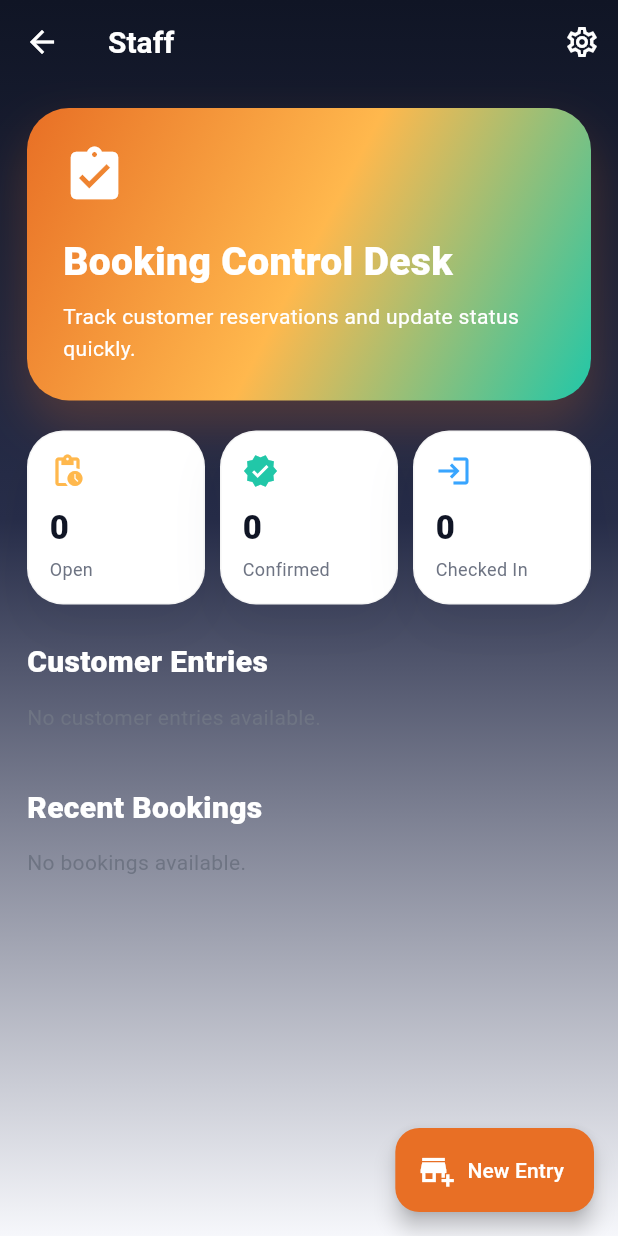
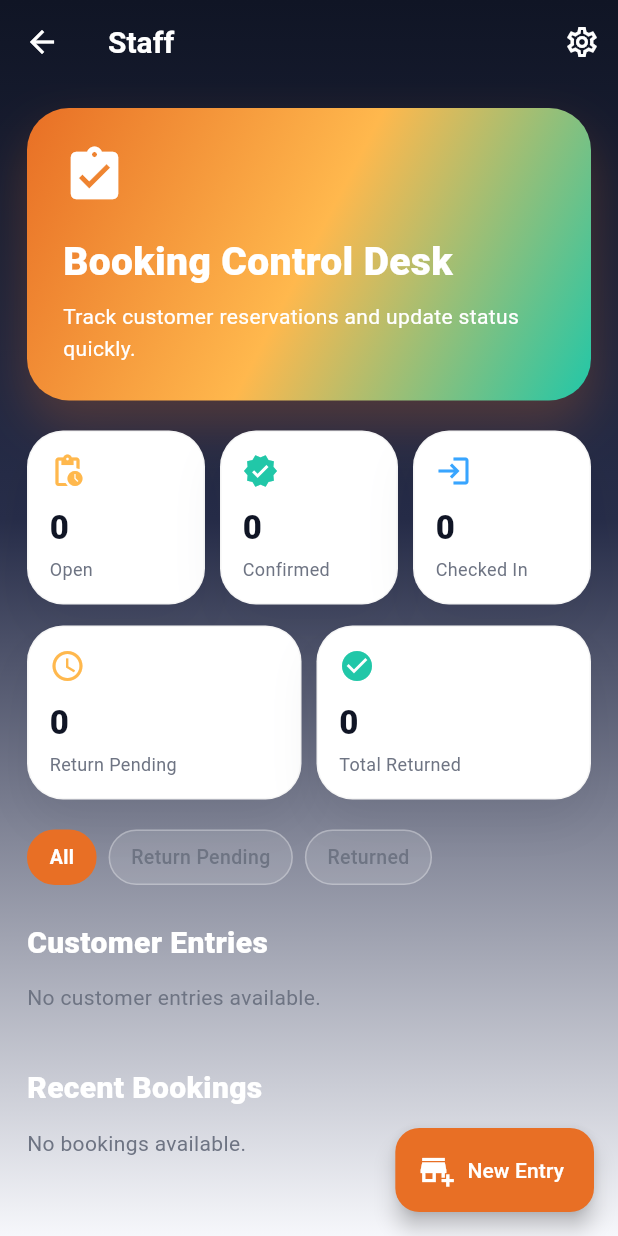
Before and after one commit to ChhabiJ02/Yatin-Bike-Rent, a Flutter app: the StaffDashboard screen opened directly, on a phone screen of 412 x 824 dp. Run offline on Flutter 3.47's test engine with Material 3 defaults, Android fonts, the phone set to English and light mode, and no system bars; our stand-ins replace cloud_firestore, firebase_auth, firebase_core, firebase_storage, flutter_image_compress, flutter_secure_storage and 4 more; accounts and stored records are empty.

Commit message:
feat: added return status summary cards and quick filters to dashboard
- Added Return Pending and Total Returned summary cards
- Added quick filter chips (All, Return Pending, Returned)
- Filters customer entries based on vehicle return status

Co-Authored-By: Claude Opus 4.6 <noreply@anthropic.com>

```diff
--- a/lib/staff/staff_dashboard.dart
+++ b/lib/staff/staff_dashboard.dart
@@ -19,6 +19,7 @@ class StaffDashboard extends StatefulWidget {
 
 class _StaffDashboardState extends State<StaffDashboard> {
   final _customersCollection = FirebaseFirestore.instance.collection('customers');
+  String _returnFilter = 'All';
 
   void _openEntryForm() {
     Navigator.push(context, MaterialPageRoute(builder: (_) => const ChallanEntryScreen()));
@@ -193,6 +194,75 @@ class _StaffDashboardState extends State<StaffDashboard> {
                   ),
                 ],
               ),
+              const SizedBox(height: 14),
+              Row(
+                children: [
+                  Expanded(
+                    child: Container(
+                      padding: const EdgeInsets.all(14),
+                      decoration: AppTheme.softCard(),
+                      child: StreamBuilder(
+                        stream: _customersCollection.snapshots(),
+                        builder: (context, snapshot) {
+                          final docs = snapshot.data?.docs ?? [];
+                          final pending = docs.where((d) {
+                            final handover = d.data()['vehicleHandover'] as Map<String, dynamic>?;
+                            return (handover?['returnStatus'] as String?) != 'Returned';
+                          }).length;
+                          return Column(
+                            crossAxisAlignment: CrossAxisAlignment.start,
+                            children: [
+                              const Icon(Icons.schedule, color: AppColors.amber, size: 24),
+                              const SizedBox(height: 10),
+                              Text('$pending', style: const TextStyle(fontSize: 22, fontWeight: FontWeight.w900, color: AppColors.ink)),
+                              const SizedBox(height: 4),
+                              const Text('Return Pending', style: TextStyle(color: AppColors.muted, fontSize: 12)),
+                            ],
+                          );
+                        },
+                      ),
+                    ),
+                  ),
+                  const SizedBox(width: 10),
+                  Expanded(
+                    child: Container(
+                      padding: const EdgeInsets.all(14),
+                      decoration: AppTheme.softCard(),
+                      child: StreamBuilder(
+                        stream: _customersCollection.snapshots(),
+                        builder: (context, snapshot) {
+                          final docs = snapshot.data?.docs ?? [];
+                          final now = DateTime.now();
+                          final returnedToday = docs.where((d) {
+                            final handover = d.data()['vehicleHandover'] as Map<String, dynamic>?;
+                            return (handover?['returnStatus'] as String?) == 'Returned';
+                          }).length;
+                          return Column(
+                            crossAxisAlignment: CrossAxisAlignment.start,
+                            children: [
+                              const Icon(Icons.check_circle, color: AppColors.mint, size: 24),
+                              const SizedBox(height: 10),
+                              Text('$returnedToday', style: const TextStyle(fontSize: 22, fontWeight: FontWeight.w900, color: AppColors.ink)),
+                              const SizedBox(height: 4),
+                              const Text('Total Returned', style: TextStyle(color: AppColors.muted, fontSize: 12)),
+                            ],
+                          );
+                        },
+                      ),
+                    ),
+                  ),
+                ],
+              ),
+              const SizedBox(height: 20),
+              Row(
+                children: [
+                  _FilterChip(label: 'All', isSelected: _returnFilter == 'All', onTap: () => setState(() => _returnFilter = 'All')),
+                  const SizedBox(width: 8),
+                  _FilterChip(label: 'Return Pending', isSelected: _returnFilter == 'Pending', onTap: () => setState(() => _returnFilter = 'Pending')),
+                  const SizedBox(width: 8),
+                  _FilterChip(label: 'Returned', isSelected: _returnFilter == 'Returned', onTap: () => setState(() => _returnFilter = 'Returned')),
+                ],
+              ),
               const SizedBox(height: 24),
               const Text(
                 'Customer Entries',
@@ -208,12 +278,21 @@ class _StaffDashboardState extends State<StaffDashboard> {
                   if (snapshot.connectionState == ConnectionState.waiting) {
                     return const Center(child: Padding(padding: EdgeInsets.all(12), child: SizedBox(height:24,width:24,child:CircularProgressIndicator(strokeWidth:2.5))));
                   }
-                  final docs = snapshot.data?.docs ?? [];
+                  var docs = snapshot.data?.docs ?? [];
                   if (docs.isEmpty) {
                     return const Padding(
                       padding: EdgeInsets.symmetric(vertical: 12),
                       child: Text('No customer entries available.', style: TextStyle(color: AppColors.muted)),
                     );
+                  }
+                  if (_returnFilter != 'All') {
+                    docs = docs.where((d) {
+                      final handover = d.data()['vehicleHandover'] as Map<String, dynamic>?;
+                      final status = (handover?['returnStatus'] as String?) ?? 'Pending';
+                      if (_returnFilter == 'Pending') return status != 'Returned';
+                      if (_returnFilter == 'Returned') return status == 'Returned';
+                      return true;
+                    }).toList();
                   }
                   return Column(
                     children: docs.map((doc) {
@@ -450,7 +529,42 @@ class _CustomerEntryCard extends StatelessWidget {
   }
 }
 
-// Removed sample static panels; values now come from Firestore streams in the UI.
+class _FilterChip extends StatelessWidget {
+  final String label;
+  final bool isSelected;
+  final VoidCallback onTap;
+
+  const _FilterChip({
+    required this.label,
+    required this.isSelected,
+    required this.onTap,
+  });
+
+  @override
+  Widget build(BuildContext context) {
+    return GestureDetector(
+      onTap: onTap,
+      child: Container(
+        padding: const EdgeInsets.symmetric(horizontal: 14, vertical: 8),
+        decoration: BoxDecoration(
+          color: isSelected ? AppColors.ember : Colors.white.withValues(alpha: 0.12),
+          borderRadius: BorderRadius.circular(20),
+          border: Border.all(
+            color: isSelected ? AppColors.ember : Colors.white.withValues(alpha: 0.3),
+          ),
+        ),
+        child: Text(
+          label,
+          style: TextStyle(
+            color: isSelected ? Colors.white : AppColors.muted,
+            fontWeight: isSelected ? FontWeight.w700 : FontWeight.w500,
+            fontSize: 13,
+          ),
+        ),
+      ),
+    );
+  }
+}
 
 class _ReturnStatusBadge extends StatelessWidget {
   final String status;
```
